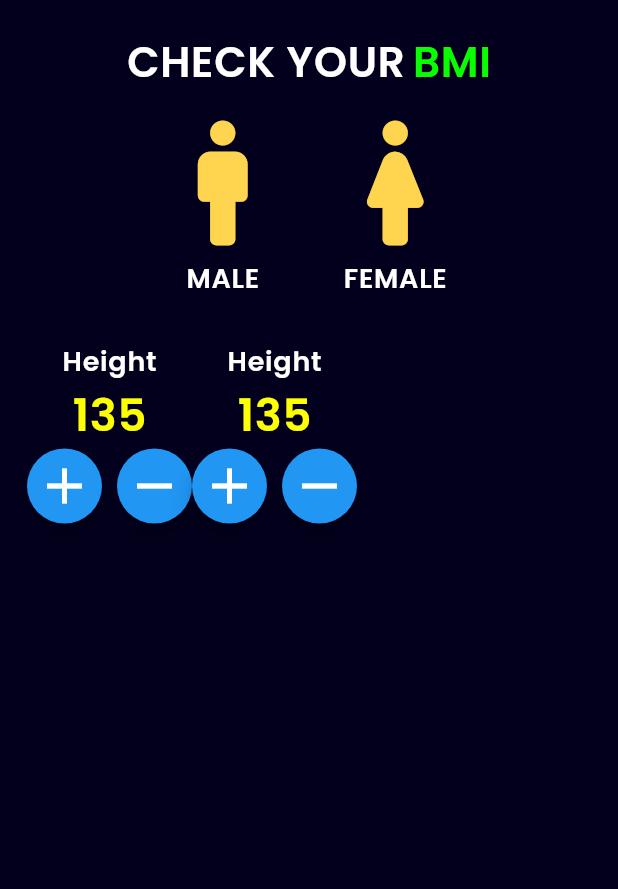
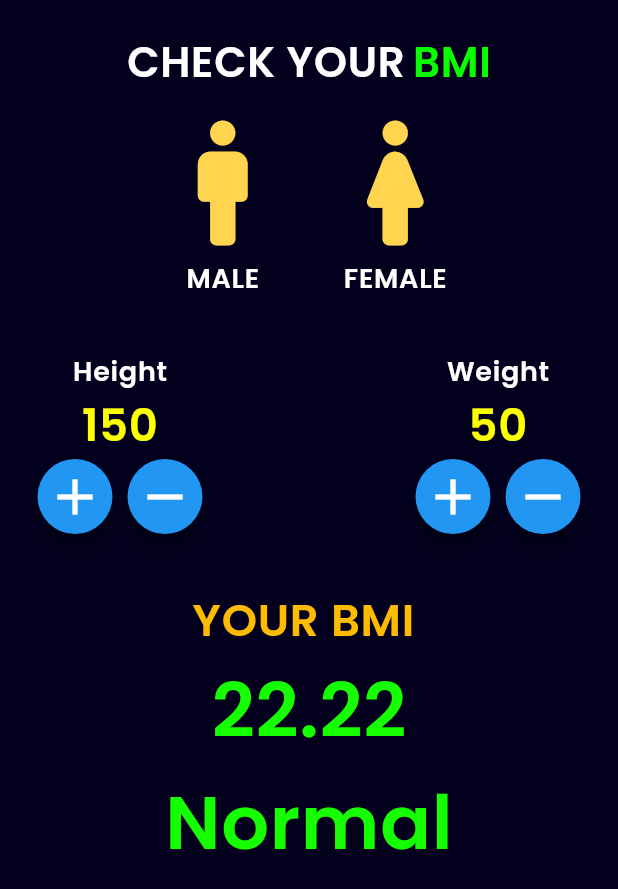
Before and after one commit to SabithF/BMI-Calculator, a Flutter app: the screen it shows after launch, on a phone screen of 412 x 824 dp. Shown: the top 889 px of the screen. Run offline on Flutter 3.47's test engine with Material 2 defaults, Android fonts, the phone set to English and light mode, and no system bars; our stand-ins replace google_fonts.

Commit message:
Thats All

```diff
--- a/bmi_cal/lib/const.dart
+++ b/bmi_cal/lib/const.dart
@@ -14,3 +14,15 @@ const kResultText = TextStyle(
     letterSpacing: .5,
     fontSize: 30,
     fontWeight: FontWeight.w600);
+
+const kResultText2 = TextStyle(
+    color: Color.fromARGB(255, 255, 187, 0),
+    letterSpacing: .5,
+    fontSize: 30,
+    fontWeight: FontWeight.w600);
+
+const kResultText3 = TextStyle(
+    color: Color.fromARGB(255, 21, 255, 0),
+    letterSpacing: .5,
+    fontSize: 50,
+    fontWeight: FontWeight.w600);
--- a/bmi_cal/lib/homePage.dart
+++ b/bmi_cal/lib/homePage.dart
@@ -1,3 +1,5 @@
+// ignore_for_file: dead_code
+
 import 'package:bmi_cal/const.dart';
 import 'package:flutter/animation.dart';
 import 'package:flutter/material.dart';
@@ -13,6 +15,11 @@ class HomePage extends StatefulWidget {
 }
 
 class _HomePageState extends State<HomePage> {
+  int height = 150;
+  int weight = 50;
+
+  late double bmi = calculateBmi(height: height, weight: weight);
+
   @override
   Widget build(BuildContext context) {
     return Scaffold(
@@ -108,7 +115,7 @@ class _HomePageState extends State<HomePage> {
               // Height and widht button
 
               Padding(
-                padding: const EdgeInsets.all(8.0),
+                padding: const EdgeInsets.all(15.0),
                 child: Row(
                   children: [
                     Column(
@@ -120,18 +127,87 @@ class _HomePageState extends State<HomePage> {
                           ),
                         ),
                         Text(
-                          '135',
+                          '$height',
+                          style: GoogleFonts.poppins(
+                            textStyle: kResultText,
+                          ),
+                        ),
+
+                        // height
+                        Row(
+                          children: [
+                            SizedBox(
+                              width: 50.0,
+                              height: 50.0,
+                              child: FloatingActionButton(
+                                onPressed: () {
+                                  setState(() {
+                                    if (height < 220) height++;
+                                    bmi = calculateBmi(
+                                        height: height, weight: weight);
+                                  });
+                                },
+                                child: const Icon(
+                                  Icons.add,
+                                  size: 40,
+                                ),
+                              ),
+                            ),
+                            const SizedBox(
+                              width: 10,
+                            ),
+                            SizedBox(
+                              width: 50.0,
+                              height: 50.0,
+                              child: FloatingActionButton(
+                                focusColor: Color.fromARGB(255, 208, 255, 0),
+                                onPressed: () {
+                                  setState(() {
+                                    if (height > 50) height--;
+                                    bmi = calculateBmi(
+                                        height: height, weight: weight);
+                                  });
+                                },
+                                child: const Icon(
+                                  Icons.remove,
+                                  size: 40,
+                                ),
+                              ),
+                            ),
+                          ],
+                        )
+                      ],
+                    ),
+                    Spacer(),
+                    Column(
+                      children: [
+                        Text(
+                          'Weight',
+                          style: GoogleFonts.poppins(
+                            textStyle: kTextStyle,
+                          ),
+                        ),
+                        Text(
+                          '$weight',
                           style: GoogleFonts.poppins(
                             textStyle: kResultText,
                           ),
                         ),
                         Row(
-                          children: const [
+                          children: [
                             SizedBox(
                               width: 50.0,
                               height: 50.0,
                               child: FloatingActionButton(
-                                onPressed: null,
+                                onPressed: () {
+                                  setState(() {
+                                    if (weight < 200) {
+                                      weight++;
+                                      bmi = calculateBmi(
+                                          height: height, weight: weight);
+                                    }
+                                  });
+                                },
                                 child: Icon(
                                   Icons.add,
                                   size: 40,
@@ -146,53 +222,13 @@ class _HomePageState extends State<HomePage> {
                               height: 50.0,
                               child: FloatingActionButton(
                                 focusColor: Color.fromARGB(255, 208, 255, 0),
-                                onPressed: null,
-                                child: Icon(
-                                  Icons.remove,
-                                  size: 40,
-                                ),
-                              ),
-                            ),
-                          ],
-                        )
-                      ],
-                    ),
-                    Column(
-                      children: [
-                        Text(
-                          'Height',
-                          style: GoogleFonts.poppins(
-                            textStyle: kTextStyle,
-                          ),
-                        ),
-                        Text(
-                          '135',
-                          style: GoogleFonts.poppins(
-                            textStyle: kResultText,
-                          ),
-                        ),
-                        Row(
-                          children: const [
-                            SizedBox(
-                              width: 50.0,
-                              height: 50.0,
-                              child: FloatingActionButton(
-                                onPressed: null,
-                                child: Icon(
-                                  Icons.add,
-                                  size: 40,
-                                ),
-                              ),
-                            ),
-                            SizedBox(
-                              width: 10,
-                            ),
-                            SizedBox(
-                              width: 50.0,
-                              height: 50.0,
-                              child: FloatingActionButton(
-                                focusColor: Color.fromARGB(255, 208, 255, 0),
-                                onPressed: null,
+                                onPressed: () {
+                                  setState(() {
+                                    if (weight > 20) weight--;
+                                    bmi = calculateBmi(
+                                        height: height, weight: weight);
+                                  });
+                                },
                                 child: Icon(
                                   Icons.remove,
                                   size: 40,
@@ -206,10 +242,64 @@ class _HomePageState extends State<HomePage> {
                   ],
                 ),
               ),
+              SizedBox(
+                height: 20,
+              ),
+              Row(
+                crossAxisAlignment: CrossAxisAlignment.center,
+                mainAxisAlignment: MainAxisAlignment.center,
+                children: [
+                  Text(
+                    'YOUR BMI ',
+                    textAlign: TextAlign.left,
+                    style: GoogleFonts.poppins(
+                      textStyle: kResultText2,
+                    ),
+                  ),
+                ],
+              ),
+              Column(
+                crossAxisAlignment: CrossAxisAlignment.center,
+                mainAxisAlignment: MainAxisAlignment.center,
+                children: [
+                  Text(
+                    "${bmi.toStringAsFixed(2)}",
+                    textAlign: TextAlign.left,
+                    style: GoogleFonts.poppins(
+                      textStyle: kResultText3,
+                    ),
+                  ),
+                  Text(
+                    getResult(bmi),
+                    textAlign: TextAlign.left,
+                    style: GoogleFonts.poppins(
+                      textStyle: kResultText3,
+                    ),
+                  )
+                ],
+              ),
             ],
           ),
         ),
       ),
     );
+
+    // double calculateBmi({required int height, required int weight}) {
+    //   weight / (height * height);
+    // }
+  }
+
+  double calculateBmi({required int height, required int weight}) {
+    return (weight / (height * height)) * 10000;
+  }
+
+  String getResult(bmiValue) {
+    if (bmiValue >= 25) {
+      return 'Over Weight ';
+    } else if (bmiValue > 18.5) {
+      return 'Normal';
+    } else {
+      return 'Under weight';
+    }
   }
 }
```
